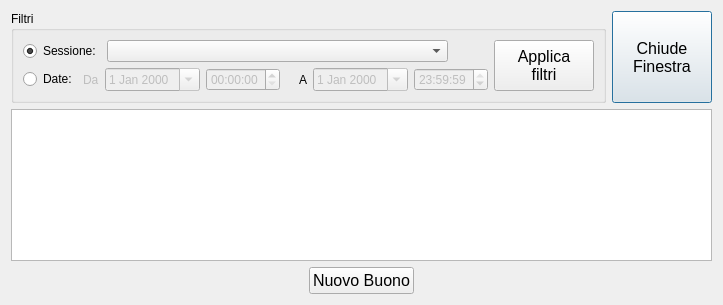
Above: src/buonidlg.ui from mtonin/gestcassa before the change. Below: the same form after it.
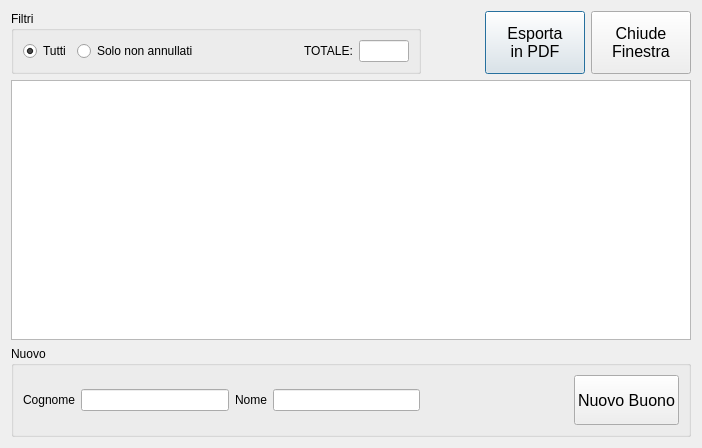
That is the form after the change.

Diff of the .ui file:
```diff
--- a/src/buonidlg.ui
+++ b/src/buonidlg.ui
@@ -6,16 +6,16 @@
    <rect>
     <x>0</x>
     <y>0</y>
-    <width>699</width>
-    <height>305</height>
+    <width>702</width>
+    <height>448</height>
    </rect>
   </property>
   <property name="windowTitle">
    <string>Dialog</string>
   </property>
-  <layout class="QVBoxLayout" name="verticalLayout_2">
+  <layout class="QVBoxLayout" name="verticalLayout" stretch="0,1,0">
    <item>
-    <layout class="QHBoxLayout" name="horizontalLayout_3" stretch="0,1,0">
+    <layout class="QHBoxLayout" name="horizontalLayout_3" stretch="0,1,0,0">
      <item>
       <widget class="QGroupBox" name="groupBox">
        <property name="sizePolicy">
@@ -29,15 +29,11 @@
        </property>
        <layout class="QHBoxLayout" name="horizontalLayout_16">
         <item>
-         <layout class="QHBoxLayout" name="horizontalLayout_17">
+         <layout class="QHBoxLayout" name="horizontalLayout_9" stretch="0,0,0,0,0">
           <item>
-           <layout class="QVBoxLayout" name="verticalLayout_3">
-            <item>
-             <layout class="QHBoxLayout" name="horizontalLayout_9" stretch="0,1,0">
-              <item>
-               <widget class="QRadioButton" name="sessioneBox">
+           <widget class="QRadioButton" name="tuttiBox">
                 <property name="text">
-                 <string>Sessione:</string>
+             <string>Tutti</string>
                 </property>
                 <property name="checked">
                  <bool>true</bool>
@@ -45,9 +41,12 @@
                </widget>
               </item>
               <item>
-               <widget class="QComboBox" name="sessioneCombo">
-                <property name="sizeAdjustPolicy">
-                 <enum>QComboBox::AdjustToMinimumContentsLength</enum>
+           <widget class="QRadioButton" name="nonAnnullatiBox">
+            <property name="text">
+             <string>Solo non annullati</string>
+            </property>
+            <property name="checked">
+             <bool>false</bool>
                 </property>
                </widget>
               </item>
@@ -58,136 +57,41 @@
                 </property>
                 <property name="sizeHint" stdset="0">
                  <size>
-                  <width>40</width>
+              <width>100</width>
                   <height>20</height>
                  </size>
                 </property>
                </spacer>
               </item>
-             </layout>
-            </item>
             <item>
-             <layout class="QHBoxLayout" name="horizontalLayout_4">
-              <item>
-               <widget class="QRadioButton" name="filtroDateBox">
+           <widget class="QLabel" name="label_3">
                 <property name="text">
-                 <string>Date:</string>
+             <string>TOTALE:</string>
                 </property>
                </widget>
               </item>
               <item>
-               <layout class="QHBoxLayout" name="horizontalLayout_5">
-                <item>
-                 <widget class="QLabel" name="label_4">
-                  <property name="enabled">
-                   <bool>false</bool>
-                  </property>
-                  <property name="text">
-                   <string>Da</string>
-                  </property>
-                 </widget>
-                </item>
-                <item>
-                 <widget class="QDateEdit" name="fromData">
-                  <property name="enabled">
-                   <bool>false</bool>
-                  </property>
-                  <property name="calendarPopup">
-                   <bool>true</bool>
-                  </property>
-                 </widget>
-                </item>
-                <item>
-                 <widget class="QTimeEdit" name="fromOra">
-                  <property name="enabled">
-                   <bool>false</bool>
-                  </property>
-                 </widget>
-                </item>
-                <item>
-                 <spacer name="horizontalSpacer_4">
-                  <property name="orientation">
-                   <enum>Qt::Horizontal</enum>
-                  </property>
-                  <property name="sizeType">
-                   <enum>QSizePolicy::Fixed</enum>
-                  </property>
-                  <property name="sizeHint" stdset="0">
-                   <size>
-                    <width>13</width>
-                    <height>17</height>
-                   </size>
-                  </property>
-                 </spacer>
-                </item>
-                <item>
-                 <widget class="QLabel" name="label_5">
-                  <property name="text">
-                   <string>A</string>
-                  </property>
-                 </widget>
-                </item>
-                <item>
-                 <widget class="QDateEdit" name="toData">
-                  <property name="enabled">
-                   <bool>false</bool>
-                  </property>
-                  <property name="calendarPopup">
-                   <bool>true</bool>
-                  </property>
-                 </widget>
-                </item>
-                <item>
-                 <widget class="QTimeEdit" name="toOra">
-                  <property name="enabled">
-                   <bool>false</bool>
-                  </property>
-                  <property name="time">
-                   <time>
-                    <hour>23</hour>
-                    <minute>59</minute>
-                    <second>59</second>
-                   </time>
-                  </property>
-                 </widget>
-                </item>
-               </layout>
-              </item>
-             </layout>
-            </item>
-           </layout>
-          </item>
-          <item>
-           <widget class="QPushButton" name="filtraBtn_5">
+           <widget class="QLineEdit" name="totaleTxt">
             <property name="sizePolicy">
-             <sizepolicy hsizetype="Minimum" vsizetype="Expanding">
+             <sizepolicy hsizetype="Minimum" vsizetype="Fixed">
               <horstretch>0</horstretch>
               <verstretch>0</verstretch>
              </sizepolicy>
             </property>
-            <property name="minimumSize">
-             <size>
-              <width>100</width>
-              <height>0</height>
-             </size>
-            </property>
             <property name="maximumSize">
              <size>
-              <width>16777215</width>
-              <height>100</height>
+              <width>50</width>
+              <height>16777215</height>
              </size>
             </property>
-            <property name="font">
-             <font>
-              <pointsize>12</pointsize>
-             </font>
+            <property name="maxLength">
+             <number>999</number>
             </property>
-            <property name="text">
-             <string>Applica
-filtri</string>
+            <property name="alignment">
+             <set>Qt::AlignRight|Qt::AlignTrailing|Qt::AlignVCenter</set>
             </property>
-            <property name="autoDefault">
-             <bool>false</bool>
+            <property name="readOnly">
+             <bool>true</bool>
             </property>
            </widget>
           </item>
@@ -209,6 +113,37 @@
        </property>
       </spacer>
      </item>
+     <item>
+      <widget class="QPushButton" name="stampaBtn">
+       <property name="sizePolicy">
+        <sizepolicy hsizetype="Minimum" vsizetype="Expanding">
+         <horstretch>0</horstretch>
+         <verstretch>0</verstretch>
+        </sizepolicy>
+       </property>
+       <property name="minimumSize">
+        <size>
+         <width>100</width>
+         <height>0</height>
+        </size>
+       </property>
+       <property name="maximumSize">
+        <size>
+         <width>16777215</width>
+         <height>100</height>
+        </size>
+       </property>
+       <property name="font">
+        <font>
+         <pointsize>12</pointsize>
+        </font>
+       </property>
+       <property name="text">
+        <string>Esporta
+in PDF</string>
+       </property>
+      </widget>
+     </item>
      <item>
       <widget class="QPushButton" name="chiudeBtn">
        <property name="sizePolicy">
@@ -243,8 +178,6 @@
     </layout>
    </item>
    <item>
-    <layout class="QVBoxLayout" name="verticalLayout">
-     <item>
       <widget class="QTableView" name="buoniTable">
        <property name="sizePolicy">
         <sizepolicy hsizetype="Expanding" vsizetype="Expanding">
@@ -328,10 +261,37 @@
        <attribute name="horizontalHeaderMinimumSectionSize">
         <number>30</number>
        </attribute>
+     <attribute name="verticalHeaderVisible">
+      <bool>false</bool>
+     </attribute>
       </widget>
      </item>
      <item>
+    <widget class="QGroupBox" name="groupBox_2">
+     <property name="title">
+      <string>Nuovo</string>
+     </property>
       <layout class="QHBoxLayout" name="horizontalLayout">
+      <item>
+       <widget class="QLabel" name="label">
+        <property name="text">
+         <string>Cognome</string>
+        </property>
+       </widget>
+      </item>
+      <item>
+       <widget class="QLineEdit" name="cognomeTxt"/>
+      </item>
+      <item>
+       <widget class="QLabel" name="label_2">
+        <property name="text">
+         <string>Nome</string>
+        </property>
+       </widget>
+      </item>
+      <item>
+       <widget class="QLineEdit" name="nomeTxt"/>
+      </item>
        <item>
         <spacer name="horizontalSpacer">
          <property name="orientation">
@@ -356,7 +316,7 @@
          <property name="minimumSize">
           <size>
            <width>100</width>
-           <height>0</height>
+          <height>50</height>
           </size>
          </property>
          <property name="maximumSize">
@@ -378,24 +338,10 @@
          </property>
         </widget>
        </item>
-       <item>
-        <spacer name="horizontalSpacer_2">
-         <property name="orientation">
-          <enum>Qt::Horizontal</enum>
-         </property>
-         <property name="sizeHint" stdset="0">
-          <size>
-           <width>40</width>
-           <height>20</height>
-          </size>
-         </property>
-        </spacer>
-       </item>
-      </layout>
-     </item>
-    </layout>
-   </item>
-  </layout>
+     </layout>
+    </widget>
+   </item>
+  </layout>
  </widget>
  <resources/>
  <connections>
```
Left out of the diff: 12 changed lines with no effect on the pictures. Lines whose indentation alone changed are shown as unchanged.
